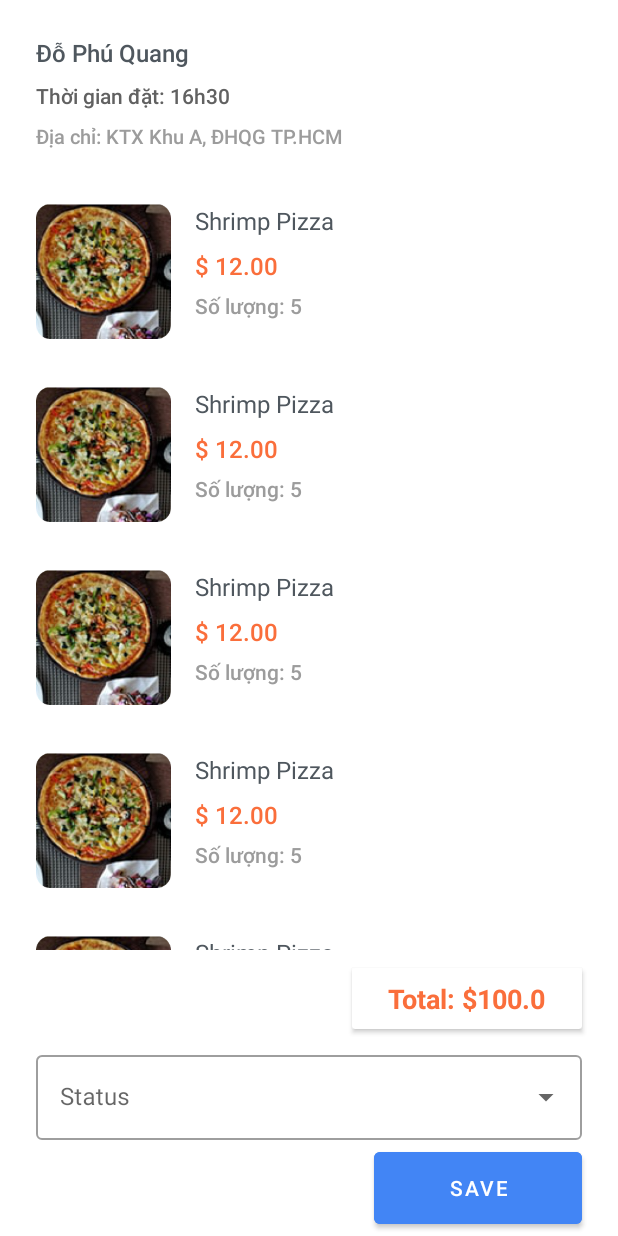
After one commit to phuquang147/FoodShoppingAppAdmin, an Android app: the layout fragment_edit_order.xml on its own in the app's theme, with its tools: preview values and no code run, on a phone screen of 412 x 824 dp. The commit adds this screen. Run offline under Robolectric (Android 15) with nearby library versions, the phone set to English and light mode, and no system bars.

Commit message:
Setup orders ui

```diff
--- a/app/src/main/java/xyz/daijoubuteam/foodshoppingappadmin/MainActivity.kt
+++ b/app/src/main/java/xyz/daijoubuteam/foodshoppingappadmin/MainActivity.kt
@@ -24,7 +24,7 @@ class MainActivity : AppCompatActivity() {
         val navController = findNavController(R.id.nav_host_fragment_activity_main)
         val appBarConfiguration = AppBarConfiguration(
             setOf(
-                R.id.navigation_home, R.id.navigation_dashboard, R.id.navigation_notifications
+                R.id.navigation_products, R.id.navigation_orders, R.id.navigation_notifications
             )
         )
         setupActionBarWithNavController(navController, appBarConfiguration)
--- /dev/null
+++ b/app/src/main/java/xyz/daijoubuteam/foodshoppingappadmin/repositories/OrderRepository.kt
@@ -0,0 +1,4 @@
+package xyz.daijoubuteam.foodshoppingappadmin.repositories
+
+class OrderRepository {
+}
--- /dev/null
+++ b/app/src/main/res/layout/fragment_edit_order.xml
@@ -0,0 +1,131 @@
+<?xml version="1.0" encoding="utf-8"?>
+<layout xmlns:android="http://schemas.android.com/apk/res/android"
+    xmlns:app="http://schemas.android.com/apk/res-auto"
+    xmlns:tools="http://schemas.android.com/tools">
+
+    <data>
+
+    </data>
+
+    <androidx.constraintlayout.widget.ConstraintLayout
+        android:layout_height="match_parent"
+        android:layout_width="match_parent">
+        <TextView
+            android:id="@+id/tvCustomerName"
+            android:ellipsize="end"
+            android:layout_height="wrap_content"
+            android:layout_width="0dp"
+            android:singleLine="true"
+            app:layout_constraintTop_toTopOf="parent"
+            app:layout_constraintStart_toStartOf="parent"
+            app:layout_constraintEnd_toEndOf="parent"
+            android:layout_marginHorizontal="24dp"
+            android:layout_marginTop="24dp"
+            android:textSize="16sp"
+            android:textColor="@color/bluegray_700"
+            android:fontFamily="@font/avenir_next_lt_pro"
+            android:textFontWeight="600"
+            tools:text="Đỗ Phú Quang"
+            tools:ignore="HardcodedText,UnusedAttribute" />
+        <TextView
+            android:id="@+id/tvOrderTime"
+            android:layout_width="0dp"
+            android:layout_height="wrap_content"
+            android:ellipsize="end"
+            android:fontFamily="@font/avenir_next_lt_pro"
+            android:singleLine="true"
+            android:textColor="@color/gray_700"
+            android:textFontWeight="500"
+            android:textSize="14sp"
+            app:layout_constraintTop_toBottomOf="@id/tvCustomerName"
+            app:layout_constraintStart_toStartOf="parent"
+            app:layout_constraintEnd_toEndOf="parent"
+            android:layout_marginHorizontal="24dp"
+            android:layout_marginTop="8dp"
+            tools:ignore="HardcodedText,UnusedAttribute"
+            tools:text="Thời gian đặt: 16h30" />
+        <TextView
+            android:id="@+id/tvAddress"
+            android:ellipsize="end"
+            android:gravity="start"
+            android:layout_height="wrap_content"
+            android:layout_width="0dp"
+            android:singleLine="true"
+            app:layout_constraintTop_toBottomOf="@id/tvOrderTime"
+            app:layout_constraintStart_toStartOf="parent"
+            app:layout_constraintEnd_toEndOf="parent"
+            android:layout_marginStart="24dp"
+            android:layout_marginTop="8dp"
+            android:textColor="@color/gray_500"
+            android:textSize="13sp"
+            android:fontFamily="@font/avenir_next_lt_pro"
+            android:textFontWeight="500"
+            tools:text="Địa chỉ: KTX Khu A, ĐHQG TP.HCM"
+            tools:ignore="UnusedAttribute" />
+        <androidx.recyclerview.widget.RecyclerView
+            android:id="@+id/productsInOrderRecyclerView"
+            android:layout_width="match_parent"
+            android:layout_height="0dp"
+            android:layout_marginTop="20dp"
+            android:nestedScrollingEnabled="false"
+            android:orientation="vertical"
+            app:layoutManager="androidx.recyclerview.widget.LinearLayoutManager"
+            app:layout_constraintTop_toBottomOf="@id/tvAddress"
+            app:layout_constraintEnd_toEndOf="parent"
+            app:layout_constraintStart_toStartOf="parent"
+            app:layout_constraintBottom_toTopOf="@id/cardTotal"
+            tools:itemCount="10"
+            tools:listitem="@layout/item_product_in_order" />
+        <androidx.cardview.widget.CardView
+            android:id="@+id/cardTotal"
+            android:layout_width="wrap_content"
+            android:layout_height="wrap_content"
+            app:layout_constraintTop_toBottomOf="@id/productsInOrderRecyclerView"
+            app:layout_constraintEnd_toEndOf="parent"
+            android:layout_marginTop="12dp"
+            android:layout_marginEnd="24dp">
+            <TextView
+                android:layout_width="wrap_content"
+                android:layout_height="wrap_content"
+                android:text="Total: $100.0"
+                android:paddingVertical="8dp"
+                android:paddingHorizontal="24dp"
+                android:textSize="18sp"
+                android:textStyle="bold"
+                android:textColor="@color/deep_orange_A200"/>
+        </androidx.cardview.widget.CardView>
+        <com.google.android.material.textfield.TextInputLayout
+            android:id="@+id/statusMenu"
+            style="@style/Widget.MaterialComponents.TextInputLayout.OutlinedBox.ExposedDropdownMenu"
+            android:layout_width="match_parent"
+            android:layout_height="wrap_content"
+            android:hint="@string/status"
+            app:layout_constraintTop_toBottomOf="@id/cardTotal"
+            app:layout_constraintStart_toStartOf="parent"
+            app:layout_constraintEnd_toEndOf="parent"
+            android:layout_marginHorizontal="24dp"
+            android:layout_marginTop="12dp">
+            <AutoCompleteTextView
+                android:layout_width="match_parent"
+                android:layout_height="wrap_content"
+                android:inputType="none" />
+        </com.google.android.material.textfield.TextInputLayout>
+
+        <com.google.android.material.button.MaterialButton
+            android:layout_width="wrap_content"
+            android:layout_height="wrap_content"
+            android:layout_marginVertical="8dp"
+            android:layout_marginEnd="24dp"
+            android:paddingHorizontal="50dp"
+            android:backgroundTint="@color/blue_A200"
+            android:insetTop="0dp"
+            android:insetBottom="0dp"
+            android:text="@string/save"
+            android:textAllCaps="true"
+            android:textColor="@color/white"
+            app:layout_constraintBottom_toBottomOf="parent"
+            app:layout_constraintEnd_toEndOf="parent"
+            app:layout_constraintTop_toBottomOf="@id/statusMenu"
+            app:layout_constraintVertical_bias="0.0" />
+    </androidx.constraintlayout.widget.ConstraintLayout>
+</layout>
--- /dev/null
+++ b/app/src/main/res/layout/item_product_in_order.xml
@@ -0,0 +1,84 @@
+<?xml version="1.0" encoding="utf-8"?>
+<layout xmlns:android="http://schemas.android.com/apk/res/android"
+    xmlns:app="http://schemas.android.com/apk/res-auto"
+    xmlns:tools="http://schemas.android.com/tools">
+    <data>
+        <variable
+            name="product"
+            type="xyz.daijoubuteam.foodshoppingappadmin.model.Product" />
+    </data>
+    <androidx.constraintlayout.widget.ConstraintLayout
+        android:layout_height="wrap_content"
+        android:layout_width="match_parent"
+        android:padding="16dp"
+        tools:ignore="ExtraText"
+        android:elevation="4dp"
+        android:clickable="true"
+        android:focusable="true"
+        android:background="?attr/selectableItemBackground">
+        <ImageView android:id="@+id/imgAvatar"
+            android:layout_height="90dp"
+            android:layout_width="90dp"
+            android:scaleType="fitCenter"
+            app:layout_constraintBottom_toBottomOf="parent"
+            app:layout_constraintStart_toStartOf="parent"
+            app:layout_constraintTop_toTopOf="parent"
+            android:layout_marginStart="8dp"
+            android:src="@drawable/img_rectangle44"
+            tools:src="@drawable/img_rectangle44"
+            tools:ignore="ContentDescription" />
+        <TextView
+            android:id="@+id/tvProductName"
+            android:ellipsize="end"
+            android:layout_height="wrap_content"
+            android:layout_marginStart="16dp"
+            android:layout_width="0dp"
+            android:singleLine="true"
+            app:layout_constraintEnd_toEndOf="parent"
+            app:layout_constraintStart_toEndOf="@+id/imgAvatar"
+            app:layout_constraintTop_toTopOf="parent"
+            android:textSize="16sp"
+            android:textColor="@color/bluegray_700"
+            android:fontFamily="@font/avenir_next_lt_pro"
+            android:textFontWeight="400"
+            tools:text="Shrimp Pizza"
+            android:text="@{product.name}"
+            tools:ignore="HardcodedText,UnusedAttribute" />
+        <TextView
+            android:id="@+id/tvPrice"
+            android:layout_width="0dp"
+            android:layout_height="wrap_content"
+            android:ellipsize="end"
+            android:fontFamily="@font/avenir_next_lt_pro"
+            android:singleLine="true"
+            android:textColor="@color/deep_orange_A200"
+            android:textFontWeight="500"
+            android:textSize="16sp"
+            app:layout_constraintTop_toBottomOf="@id/tvProductName"
+            app:layout_constraintStart_toEndOf="@id/imgAvatar"
+            android:layout_marginStart="16dp"
+            android:layout_marginTop="8dp"
+            tools:ignore="HardcodedText,UnusedAttribute"
+            android:text="@{'$' + Double.toString(product.newPrice)}"
+            tools:text="$ 12.00" />
+        <TextView
+            android:id="@+id/tvQuantity"
+            android:ellipsize="end"
+            android:gravity="start"
+            android:layout_height="wrap_content"
+            android:layout_marginStart="16dp"
+            android:layout_marginTop="6dp"
+            android:layout_width="0dp"
+            android:singleLine="true"
+            app:layout_constraintEnd_toEndOf="parent"
+            app:layout_constraintStart_toEndOf="@+id/imgAvatar"
+            app:layout_constraintTop_toBottomOf="@+id/tvPrice"
+            android:textColor="@color/gray_500"
+            android:textSize="14sp"
+            android:fontFamily="@font/avenir_next_lt_pro"
+            android:textFontWeight="500"
+            android:text="@{product.ingredients.toString().substring(1,product.ingredients.toString().length())}"
+            tools:text="Số lượng: 5"
+            tools:ignore="UnusedAttribute" />
+    </androidx.constraintlayout.widget.ConstraintLayout>
+</layout>
--- a/app/src/main/res/menu/bottom_nav_menu.xml
+++ b/app/src/main/res/menu/bottom_nav_menu.xml
@@ -2,12 +2,12 @@
 <menu xmlns:android="http://schemas.android.com/apk/res/android">
 
     <item
-        android:id="@+id/navigation_home"
+        android:id="@+id/navigation_products"
         android:icon="@drawable/ic_dishes"
-        android:title="@string/title_dishes" />
+        android:title="@string/products" />
 
     <item
-        android:id="@+id/navigation_dashboard"
+        android:id="@+id/navigation_orders"
         android:icon="@drawable/ic_order"
         android:title="@string/title_order" />
 
--- a/app/src/main/res/values/strings.xml
+++ b/app/src/main/res/values/strings.xml
@@ -31,10 +31,13 @@
     <string name="welcome_splash_screen">Welcome to admin app</string>
     <string name="username">Username</string>
     <string name="add_product">Add product</string>
-    <string name="products">Products</string>
     <string name="new_product">New Product</string>
     <string name="product_name">Product\'s Name</string>
     <string name="price">Price</string>
     <string name="add">add</string>
     <string name="description">Description</string>
+    <string name="orders">Orders</string>
+    <string name="status">Status</string>
+    <string name="save">Save</string>
+    <string name="products">Products</string>
 </resources>
```
Also changed, not shown: app/src/main/java/xyz/daijoubuteam/foodshoppingappadmin/ui/dashboard/DashboardFragment.kt (deleted, +0 -42 lines), app/src/main/java/xyz/daijoubuteam/foodshoppingappadmin/ui/dashboard/DashboardViewModel.kt (deleted, +0 -13 lines), app/src/main/java/xyz/daijoubuteam/foodshoppingappadmin/ui/orders/OrdersFragment.kt (added, +50 -0 lines), app/src/main/java/xyz/daijoubuteam/foodshoppingappadmin/ui/orders/OrdersViewModel.kt (added, +9 -0 lines), app/src/main/java/xyz/daijoubuteam/foodshoppingappadmin/ui/orders/OrdersViewModelFactory.kt (added, +13 -0 lines), app/src/main/java/xyz/daijoubuteam/foodshoppingappadmin/ui/orders/editorder/EditOrderFragment.kt (added, +18 -0 lines), app/src/main/res/layout/fragment_dashboard.xml (deleted, +0 -29 lines), app/src/main/res/layout/fragment_orders.xml (added, +40 -0 lines), app/src/main/res/layout/item_order.xml (added, +69 -0 lines), app/src/main/res/navigation/mobile_navigation.xml (+6 -6 lines).
